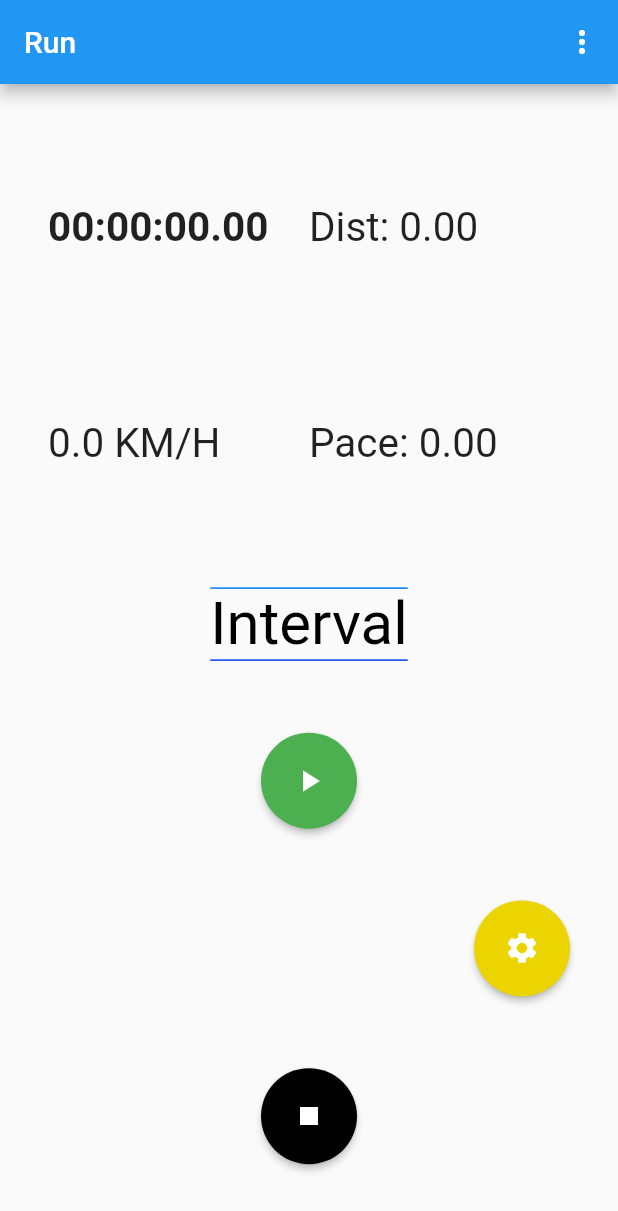
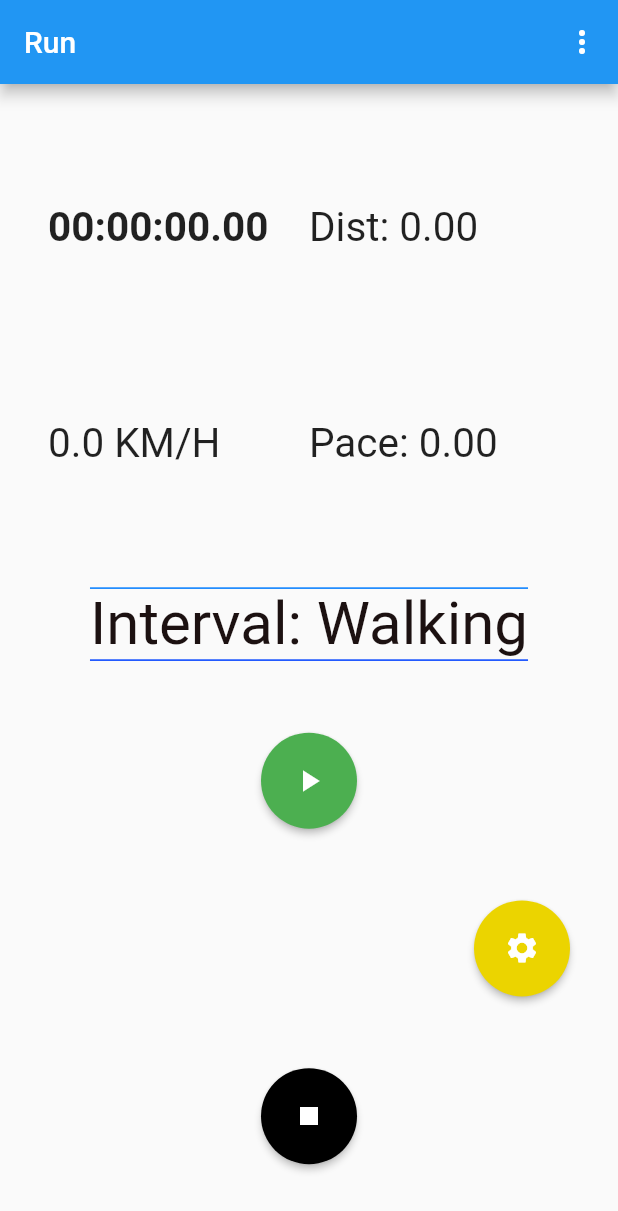
Before and after one commit to FJeanC/Corra_flutter, a Flutter app: the CronometroView screen opened directly with empty values, on a phone screen of 412 x 824 dp. Shown: the top 1211 px of the screen. Run offline on Flutter 3.47's test engine with Material 2 defaults, Android fonts, the phone set to English and light mode, and no system bars; our stand-ins replace bloc, cloud_firestore, equatable, firebase_auth, firebase_core, firebase_storage and 6 more; accounts and stored records are empty; generated files the repository leaves out were written again.

Commit message:
Muda texto da intervalada

```diff
--- a/lib/views/cronometro/cronometro_view.dart
+++ b/lib/views/cronometro/cronometro_view.dart
@@ -49,7 +49,7 @@ class _CronometroViewState extends State<CronometroView> {
 
   //Intervalada variables
   final interObj = IntervaladaProvider();
-
+  String intervalNameType = 'Walking';
   //TTS variables
   final _ttsObj = TTS();
   double auxTTS = 1;
@@ -90,7 +90,15 @@ class _CronometroViewState extends State<CronometroView> {
 
   void handleIntervalada() {
     interObj.addTime = 1;
+    bool aux = interObj.intervalType;
     interObj.handleRepetion();
+
+    if (aux != interObj.intervalType) {
+      setState(() {
+        intervalNameType =
+            (intervalNameType == 'Walking') ? 'Running' : 'Walking';
+      });
+    }
     if (interObj.getRepeat == 0) {
       setState(() {
         showPlayButton = !showPlayButton;
@@ -170,7 +178,7 @@ class _CronometroViewState extends State<CronometroView> {
     _velocityUpdatedStreamController.close();
     _distanceUpdatedStreamContoller.close();
     _paceUpdatedStreamController.close();
-
+    interObj.resetInterval();
     await _stopWatchTimer.dispose();
   }
 
@@ -299,9 +307,10 @@ class _CronometroViewState extends State<CronometroView> {
               ),
             ),
             child: Text(
-              AppLocalizations.of(context)!.interval,
+              '${AppLocalizations.of(context)!.interval}: $intervalNameType',
               textAlign: TextAlign.center,
-              style: const TextStyle(color: Color(0xFF000000), fontSize: 40),
+              style: const TextStyle(
+                  color: Color.fromARGB(255, 28, 17, 17), fontSize: 40),
             ),
           ),
           CustumButton(
@@ -327,9 +336,13 @@ class _CronometroViewState extends State<CronometroView> {
               mainAxisAlignment: MainAxisAlignment.end,
               children: [
                 CustumButton(
-                  color: const Color.fromARGB(255, 235, 212, 0),
+                  color: interObj.userWantsInterval
+                      ? const Color.fromARGB(255, 107, 107, 107)
+                      : const Color.fromARGB(255, 235, 212, 0),
                   onPress: () {
-                    Navigator.of(context).pushNamed(intervaladaRoute);
+                    interObj.userWantsInterval
+                        ? (_) => {}
+                        : Navigator.of(context).pushNamed(intervaladaRoute);
                   },
                   label: 'Intervalada',
                   icon: const Icon(Icons.settings),
```
Also changed, not shown: lib/views/intervalada/intervalada_provider.dart (+10 -0 lines).
